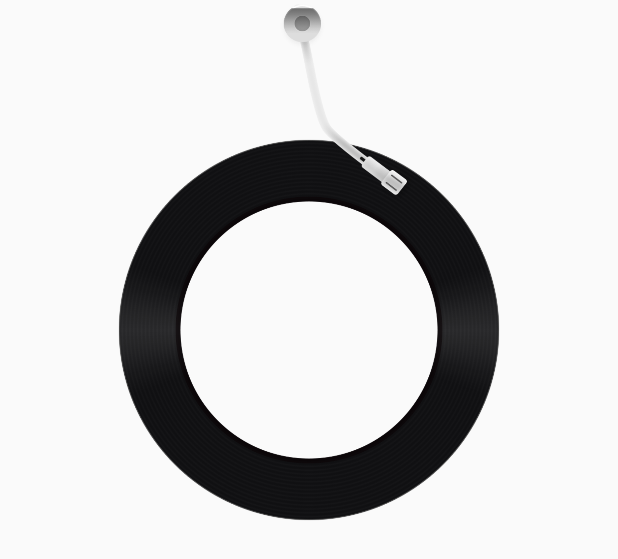
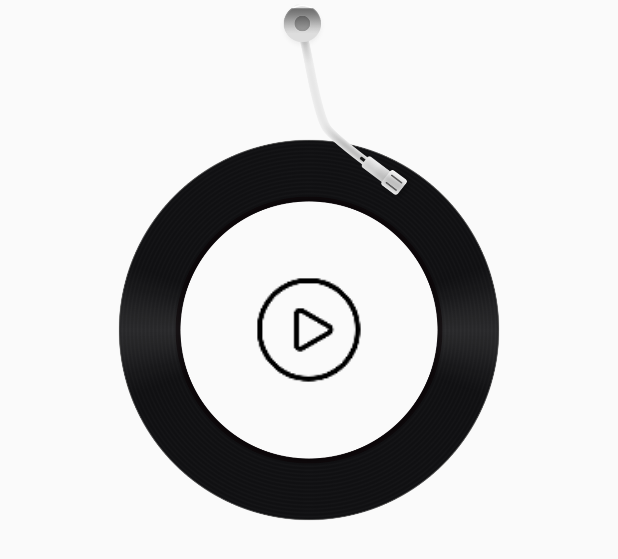
Before and after one commit to gyadministrator/CustomerMusic, an Android app: the layout play_music.xml on its own in the app's theme, with its tools: preview values and no code run, on a phone screen of 412 x 824 dp. Shown: the top 559 px of the screen. Run offline under Robolectric (Android 15) with nearby library versions, the phone set to English and light mode, and no system bars.

```diff
--- a/app/src/main/res/layout/play_music.xml
+++ b/app/src/main/res/layout/play_music.xml
@@ -28,11 +28,11 @@
 
         <ImageView
             android:id="@+id/iv_play"
-            android:layout_width="wrap_content"
-            android:layout_height="wrap_content"
+            android:layout_width="80dp"
+            android:layout_height="80dp"
             android:layout_gravity="center"
             android:src="@mipmap/play"
-            android:visibility="gone" />
+            android:visibility="visible" />
     </FrameLayout>
     <!--指针-->
     <ImageView
```
